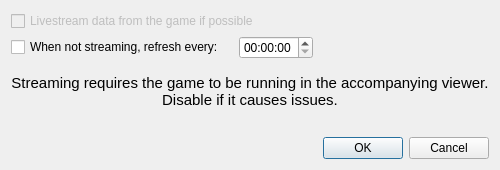
First picture: the form in KCSettingsDialog.ui, repository KanColleTool/kct-tool, before the edit.
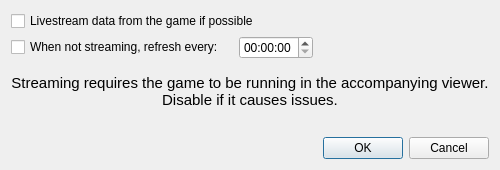
Second picture: the form after the edit.

The edit to the form file:
```diff
--- a/KCSettingsDialog.ui
+++ b/KCSettingsDialog.ui
@@ -27,9 +27,6 @@
      </property>
      <item>
       <widget class="QCheckBox" name="livestreamCheckbox">
-       <property name="enabled">
-        <bool>false</bool>
-       </property>
        <property name="text">
         <string>Livestream data from the game if possible</string>
        </property>
```
